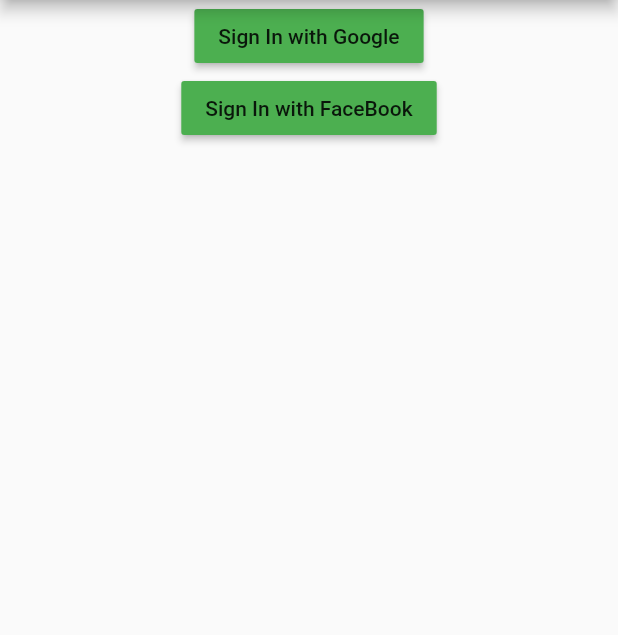
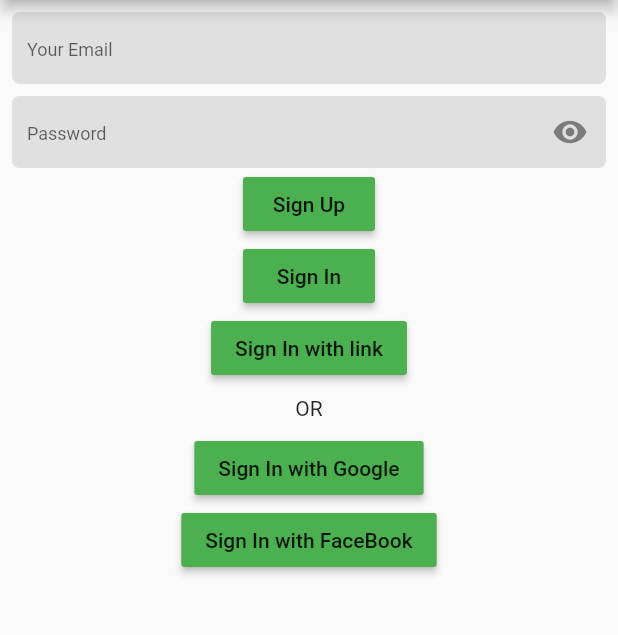
Before and after one commit to KodakandlaHemanthReddy/flutter_fb_google_login_with_firebase, a Flutter app: the screen it shows after launch, on a phone screen of 412 x 824 dp, the part 84-719 px from its top. Run offline on Flutter 3.47's test engine with Material 2 defaults, Android fonts, the phone set to English and light mode, and no system bars; our stand-ins replace firebase_auth, google_sign_in; missing offline and left inert: flutter_facebook_login; accounts and stored records are empty.

Commit message:
email password and send link

```diff
--- a/lib/login.dart
+++ b/lib/login.dart
@@ -1,21 +1,30 @@
+import 'dart:async';
+
 import 'package:firebase_auth/firebase_auth.dart';
 import 'package:flutter/material.dart';
 import 'package:flutter_facebook_login/flutter_facebook_login.dart';
+import 'package:fluttergooglesigninapp/dashboard.dart';
 import 'package:google_sign_in/google_sign_in.dart';
 
 class MyHomePage extends StatefulWidget {
-  MyHomePage({Key key, this.title}) : super(key: key);
+  MyHomePage({Key key,this.auth,this.user,this.googleSignIn, this.title}) : super(key: key);
 
   final String title;
+  FirebaseAuth auth;
+  FirebaseUser user;
+  GoogleSignIn googleSignIn;
 
   @override
   _MyHomePageState createState() => _MyHomePageState();
 }
 
 class _MyHomePageState extends State<MyHomePage> {
-  FirebaseAuth _auth = FirebaseAuth.instance;
-  FirebaseUser _user;
-  GoogleSignIn _googleSignIn = new GoogleSignIn();
+
+  TextEditingController _emailController = new TextEditingController();
+  TextEditingController _passwordController = new TextEditingController();
+  bool isTapped = false;
+  bool isSignedUp = false;
+
   @override
   Widget build(BuildContext context) {
     return Scaffold(
@@ -23,28 +32,87 @@ class _MyHomePageState extends State<MyHomePage> {
         centerTitle: true,
         title: Text(widget.title),
       ),
-      body: isSignIn ? Center(
+      body: Center(
         child: Column(
-          mainAxisAlignment: MainAxisAlignment.center,
           children: <Widget>[
-            CircleAvatar(
-              backgroundImage: NetworkImage(_user.photoUrl),
+            Container(
+              padding: EdgeInsets.symmetric(horizontal: 8.0,vertical: 8.0),
+              child: TextFormField(
+                controller: _emailController,
+                decoration: new InputDecoration(
+                    focusColor: const Color(0xffff6771),
+                    border: OutlineInputBorder(
+                        borderRadius: BorderRadius.all(
+                            Radius.circular(5.0)),
+                        borderSide: BorderSide(
+                            style: BorderStyle.none,
+                            width: 0.0)),
+                    contentPadding: EdgeInsets.only(
+                        top: 13.0, bottom: 13.0, left: 10.0),
+                    filled: true,
+                    fillColor: Colors.grey[300],
+                    hintText: 'Your Email',
+                    hintStyle: TextStyle(fontSize: 12.0)),
+                keyboardType: TextInputType.text,
+
+              ),
             ),
-            Text(_user.displayName),
-            Text(_user.email),
+            Container(
+              padding: EdgeInsets.symmetric(horizontal: 8.0),
+              child: TextFormField(
+                controller: _passwordController,
+                decoration: new InputDecoration(
+                    focusColor: const Color(0xffff6771),
+                    border: OutlineInputBorder(
+                        borderRadius: BorderRadius.all(
+                            Radius.circular(5.0)),
+                        borderSide: BorderSide(
+                            style: BorderStyle.none,
+                            width: 0.0)),
+                    contentPadding: EdgeInsets.only(
+                        top: 13.0, bottom: 13.0, left: 10.0),
+                    filled: true,
+                    fillColor: Colors.grey[300],
+                    hintText: 'Password',
+                    suffixIcon: GestureDetector(
+                      onTap: (){
+                        setState(() {
+                          isTapped = !isTapped;
+                        });
+                      },
+                      child: isTapped ? Icon(Icons.visibility_off) : Icon(Icons.visibility),
+                    ),
+                    hintStyle: TextStyle(fontSize: 12.0)),
+                keyboardType: TextInputType.text,
+                obscureText: !isTapped,
+              ),
+            ),
             RaisedButton(
               onPressed: () {
-                googleSignout();
-                _logOut();
+                signUpWithEmail(_emailController.text, _passwordController.text);
               },
-              child: new Text("Sign Out"),
+              child: new Text("Sign Up" ),
               color: Colors.green,
             ),
-          ],
-        ),
-      ) : Center(
-        child: Column(
-          children: <Widget>[
+            RaisedButton(
+              onPressed: () {
+                signInWithEmail(_emailController.text, _passwordController.text);
+              },
+              child: new Text("Sign In" ),
+              color: Colors.green,
+            ),
+            RaisedButton(
+              onPressed: () {
+                sendSignInWithEmailLink(_emailController.text);
+              },
+              child: new Text("Sign In with link" ),
+              color: Colors.green,
+            ),
+            Container(
+              padding: EdgeInsets.symmetric(vertical: 8.0),
+              alignment: Alignment.center,
+              child: Text("OR"),
+            ),
             RaisedButton(
               onPressed: () {
                 handleSignIn();
@@ -58,7 +126,8 @@ class _MyHomePageState extends State<MyHomePage> {
               },
               child: new Text("Sign In with FaceBook"),
               color: Colors.green,
-            )
+            ),
+
           ],
         ),
       ), // This trailing comma makes auto-formatting nicer for build methods.
@@ -69,40 +138,23 @@ bool isSignIn = false;
   Future<void> handleSignIn() async
   {
     print("entered login");
-    GoogleSignInAccount googleSignInAccount = await _googleSignIn.signIn();
+    GoogleSignInAccount googleSignInAccount = await widget.googleSignIn.signIn();
     print("sign in");
     GoogleSignInAuthentication googleSignInAuthentication = await googleSignInAccount.authentication;
     print("Success print");
     AuthCredential credential = GoogleAuthProvider.getCredential(idToken: googleSignInAuthentication.idToken,
         accessToken: googleSignInAuthentication.accessToken);
     print("signed in");
-    AuthResult result = (await _auth.signInWithCredential(credential));
+    AuthResult result = (await widget.auth.signInWithCredential(credential));
     print("login");
-    _user = result.user;
-    setState(() {
-      isSignIn = true;
-    });
   }
 
-  Future<void> googleSignout() async{
-    await _auth.signOut().then((onValue){
-      _googleSignIn.signOut();
-      setState(() {
-        isSignIn = false;
-      });
-    });
-  }
-  void _logOut() async {
-    await _auth.signOut().then((response) {
-      isSignIn = false;
-      setState(() {});
-    });
-  }
+
 
   void _logIn() {
     _loginWithFacebook().then((response) {
       if (response != null) {
-        _user = response;
+        widget.user = response;
         isSignIn = true;
         setState(() {});
       }
@@ -138,4 +190,35 @@ bool isSignIn = false;
     return facebookLoginResult;
   }
 
+  Future<FirebaseUser> signInWithEmail(String email, String password) async {
+    var user = await widget.auth.signInWithEmailAndPassword(email: email, password: password);
+    setState(() {
+//      isSignedUp = true;
+      isSignIn = true;
+    });
+    print("email auth ${user.user.photoUrl}");
+    return user.user;
+  }
+
+  Future<FirebaseUser> signUpWithEmail(String email, String password) async {
+    var user = await widget.auth.createUserWithEmailAndPassword(email: email, password: password);
+    setState(() {
+//      isSignIn = true;
+      isSignedUp = true;
+    });
+    print("signup email auth ${user.user.toString()}");
+    return user.user;
+  }
+
+  Future<void> sendSignInWithEmailLink(String email) async {
+    print("email sign in link");
+    return widget.auth.sendSignInWithEmailLink(
+        email: email,
+        url: "https://fluttergooglesigninapp.page.link",
+        handleCodeInApp: true,
+        iOSBundleID: 'com.firebasebootcamp.fluttergooglesigninapp',
+        androidPackageName: 'com.firebasebootcamp.fluttergooglesigninapp',
+        androidInstallIfNotAvailable: true,
+        androidMinimumVersion: "21");
+  }
 }
--- a/lib/main.dart
+++ b/lib/main.dart
@@ -1,18 +1,38 @@
 import 'package:flutter/material.dart';
-import 'package:fluttergooglesigninapp/login.dart';
+import 'package:firebase_auth/firebase_auth.dart';
+import 'package:google_sign_in/google_sign_in.dart';
+
+import 'dashboard.dart';
+import 'login.dart';
 
 void main() => runApp(MyApp());
 
 class MyApp extends StatelessWidget {
   // This widget is the root of your application.
+
+  FirebaseAuth auth = FirebaseAuth.instance;
+  FirebaseUser user;
+  GoogleSignIn googleSignIn = new GoogleSignIn();
+
   @override
   Widget build(BuildContext context) {
     return MaterialApp(
+      debugShowCheckedModeBanner: false,
       title: 'Flutter Demo',
       theme: ThemeData(
         primarySwatch: Colors.blue,
       ),
-      home: MyHomePage(title: 'Google SignIn'),
+      home:   StreamBuilder(
+          stream: auth.onAuthStateChanged,
+          builder: (BuildContext context, AsyncSnapshot<FirebaseUser> snapshot) {
+            if (snapshot.hasData) {
+              print("auth state ${snapshot.data}");
+              return DashBoardView(title: "Google SignIn",auth: auth,googleSignIn: googleSignIn,user: snapshot.data,);
+            } else {
+              print("auth state $snapshot");
+              return MyHomePage(title: "Google SignIn",auth: auth,googleSignIn: googleSignIn,user: user,);
+            }
+          }),
     );
   }
 }
```
Also changed, not shown: lib/dashboard.dart (added, +57 -0 lines), 2 other files.
